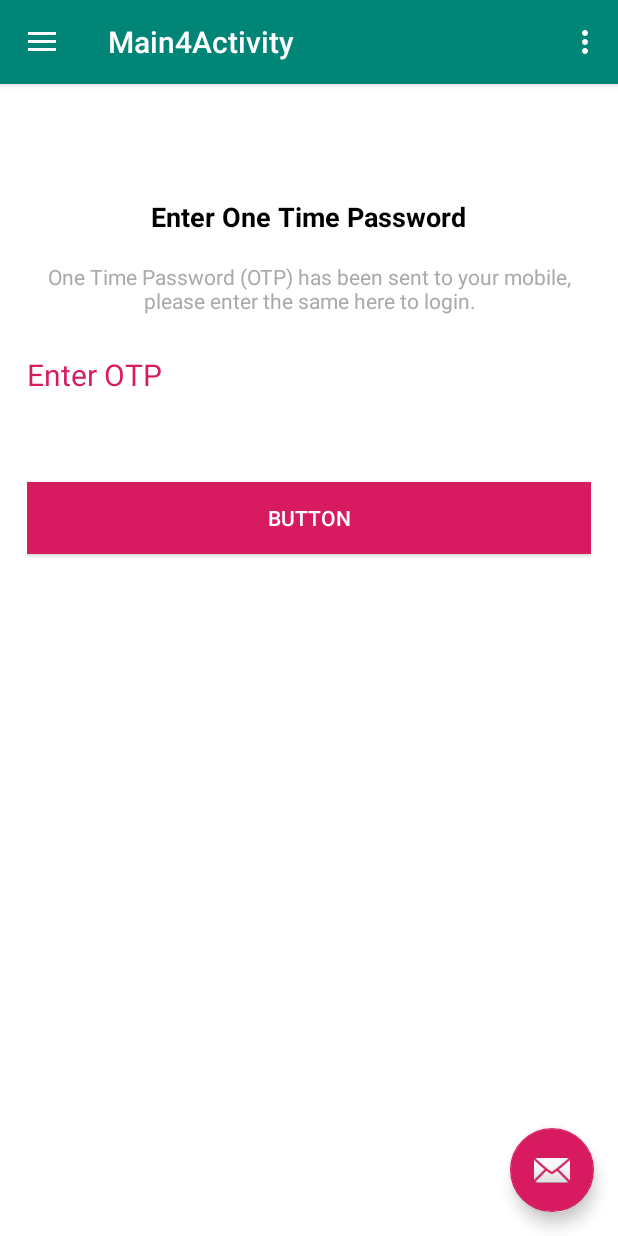
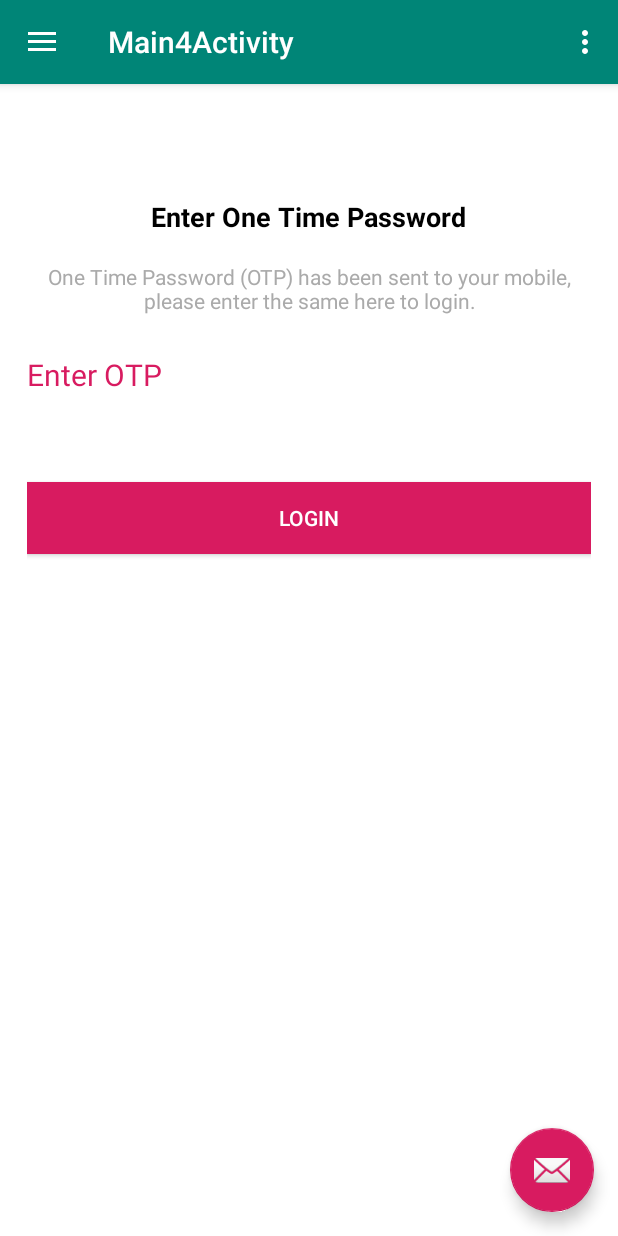
Before and after one commit to InvincibleSarthak/Contact-Sharing, an Android app: the fragment OTPScreen placed in its activity, on a phone screen of 412 x 824 dp. Run offline under Robolectric (Android 15) with nearby library versions, the phone set to English and light mode, and no system bars.

Commit message:
OTP Login completed

```diff
--- a/app/src/main/java/com/sarthaksharma/contactcard/MainActivity.java
+++ b/app/src/main/java/com/sarthaksharma/contactcard/MainActivity.java
@@ -11,19 +11,20 @@ import android.widget.Button;
 import android.widget.Toast;
 
 public class MainActivity extends AppCompatActivity {
-    Button btn;
+    Button btn,loginBtn;
     @Override
     protected void onCreate(Bundle savedInstanceState) {
         super.onCreate(savedInstanceState);
         setContentView(R.layout.activity_main);
         btn=findViewById(R.id.login);
+        loginBtn=findViewById(R.id.login_button);
     }
 
     public void login(View view) {
         btn.setVisibility(View.GONE);
-        Toast.makeText(this,"Button Clicked",Toast.LENGTH_SHORT).show();
         FragmentManager fm = getSupportFragmentManager();
         OTPScreen otp = new OTPScreen();
         fm.beginTransaction().replace(R.id.Main, otp).commit();
     }
+
 }
--- a/app/src/main/java/com/sarthaksharma/contactcard/OTPScreen.java
+++ b/app/src/main/java/com/sarthaksharma/contactcard/OTPScreen.java
@@ -1,11 +1,13 @@
 package com.sarthaksharma.contactcard;
 
 
+import android.content.Intent;
 import android.os.Bundle;
 import android.support.v4.app.Fragment;
 import android.view.LayoutInflater;
 import android.view.View;
 import android.view.ViewGroup;
+import android.widget.Button;
 
 
 /**
@@ -22,8 +24,21 @@ public class OTPScreen extends Fragment {
     @Override
     public View onCreateView(LayoutInflater inflater, ViewGroup container,
                              Bundle savedInstanceState) {
+
+
         // Inflate the layout for this fragment
-        return inflater.inflate(R.layout.fragment_otpscreen, container, false);
+        View view = inflater.inflate(R.layout.fragment_otpscreen, container, false);
+
+        //OnClickListener to open the NavDrawer Activity from the OTP screen
+        Button btn = view.findViewById(R.id.login_button);
+        btn.setOnClickListener(new View.OnClickListener() {
+            @Override
+            public void onClick(View v) {
+                Intent i = new Intent(getActivity(),Main4Activity.class);
+                startActivity(i);
+            }
+        });
+        return view;
     }
 
 }
--- a/app/src/main/res/layout/fragment_otpscreen.xml
+++ b/app/src/main/res/layout/fragment_otpscreen.xml
@@ -65,12 +65,12 @@
             app:layout_constraintVertical_bias="0.237" />
 
         <Button
-            android:id="@+id/button"
+            android:id="@+id/login_button"
             android:layout_width="match_parent"
             android:layout_height="wrap_content"
             android:layout_marginTop="58sp"
             android:background="@color/colorAccent"
-            android:text="@string/button"
+            android:text="@string/login"
             android:textColor="@android:color/white"
             app:layout_constraintBottom_toBottomOf="parent"
             app:layout_constraintEnd_toEndOf="parent"
--- a/app/src/main/res/values/strings.xml
+++ b/app/src/main/res/values/strings.xml
@@ -3,7 +3,7 @@
     <string name="phone_number">Enter Mobile Number</string>
     <string name="otp">Enter OTP</string>
     <string name="login">LOGIN</string>
-    <string name="send">SEND OTP</string>
+    <string name="send">GENERATE OTP</string>
     <string name="welcome">Welcome,</string>
     <string name="sign_in">Sign in to continue</string>
     <string name="first_name">First Name</string>
```
